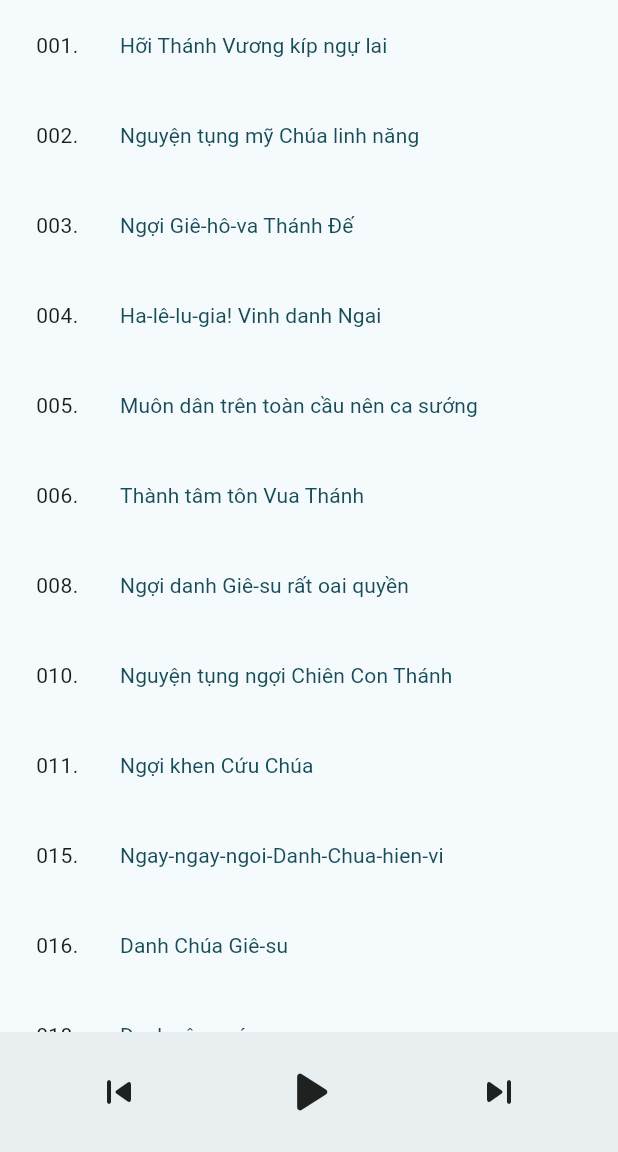
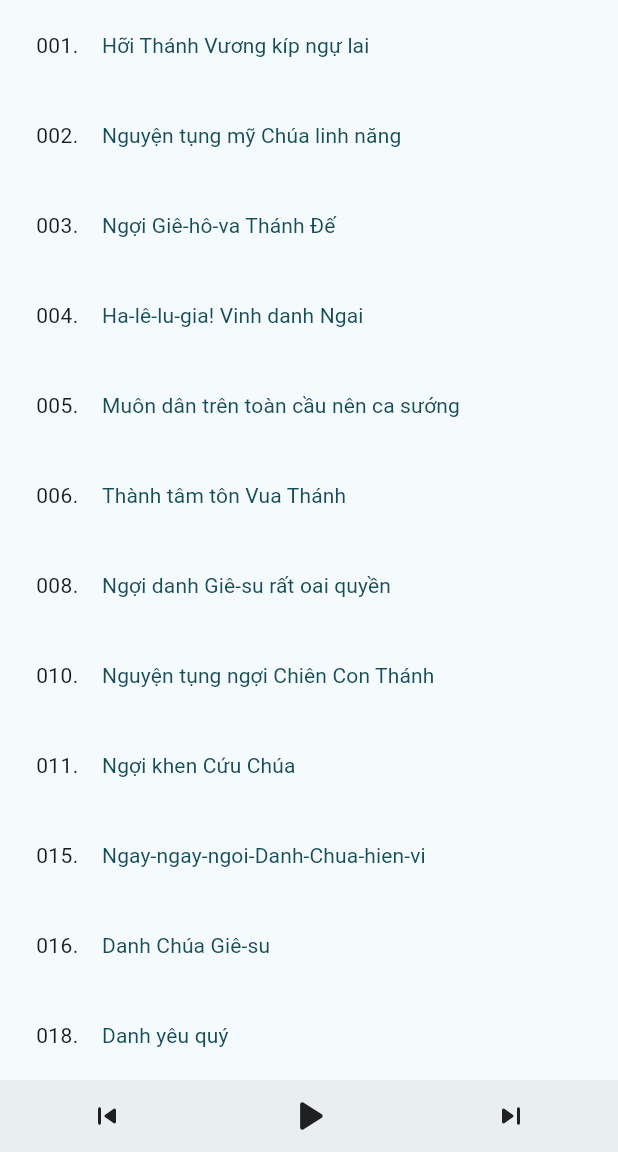
Before and after one commit to and1truong/thanhcatruyenthong, a Flutter app: the screen it shows after launch, on a phone screen of 412 x 824 dp, the part 84-1236 px from its top. Run offline on Flutter 3.47's test engine with Material 3 defaults, Android fonts, the phone set to English and light mode, and no system bars; our stand-ins replace audioplayers; statements that could not run were skipped.

Commit message:
adjust spaces

```diff
--- a/lib/player_control.dart
+++ b/lib/player_control.dart
@@ -19,25 +19,29 @@ class PlayerControl extends StatelessWidget {
 
   @override
   Widget build(BuildContext context) {
+    Widget prevBtn = RawMaterialButton(
+      onPressed: () => onSelectItem.call(pathIndex - 1).call(),
+      child: const Icon(Icons.skip_previous_rounded, size: 24),
+    );
+
+    Widget playBtn = RawMaterialButton(
+      onPressed: togglePlay,
+      child: Icon(
+          isPlaying ? Icons.pause_circle : Icons.play_arrow_rounded,
+          size: 36),
+    );
+
+    Widget nextBtn = RawMaterialButton(
+      onPressed: () => onSelectItem.call(pathIndex + 1).call(),
+      child: const Icon(Icons.skip_next_rounded, size: 24),
+    );
+
     return BottomAppBar(
+      padding: const EdgeInsets.all(4),
+      height: 48,
       child: Row(
         mainAxisAlignment: MainAxisAlignment.spaceAround,
-        children: [
-          RawMaterialButton(
-            onPressed: () => onSelectItem.call(pathIndex - 1).call(),
-            child: const Icon(Icons.skip_previous_rounded, size: 32),
-          ),
-          RawMaterialButton(
-            onPressed: togglePlay,
-            child: Icon(
-                isPlaying ? Icons.pause_circle : Icons.play_arrow_rounded,
-                size: 48),
-          ),
-          RawMaterialButton(
-            onPressed: () => onSelectItem.call(pathIndex + 1).call(),
-            child: const Icon(Icons.skip_next_rounded, size: 32),
-          ),
-        ],
+        children: [prevBtn, playBtn, nextBtn],
       ),
     );
   }
--- a/lib/song_list.dart
+++ b/lib/song_list.dart
@@ -18,8 +18,8 @@ class SongList extends StatelessWidget {
   Widget build(BuildContext context) {
     List<Widget> rows = [];
 
-    const TextStyle styleActive = TextStyle(fontWeight: FontWeight.bold);
-    const TextStyle styleInactive = TextStyle(fontWeight: FontWeight.normal);
+    TextStyle styleActive = TextStyle(fontWeight: FontWeight.bold, color: Theme.of(context).colorScheme.primary);
+    TextStyle styleInactive = const TextStyle(fontWeight: FontWeight.normal);
 
     // loop through songs
     for (var i = 0; i < list.length; i++) {
@@ -39,9 +39,9 @@ class SongList extends StatelessWidget {
               TextButton(
                 onPressed: callback,
                 child: Padding(
-                  padding: const EdgeInsets.all(12.0),
+                  padding: const EdgeInsets.only(top: 12, bottom: 12 ),
                   child: Text(song.name, style: isActive ? styleActive : styleInactive),
-                  ),
+                ),
               ),
             ],
           ));
```
Also changed, not shown: lib/app.dart (+6 -5 lines).
